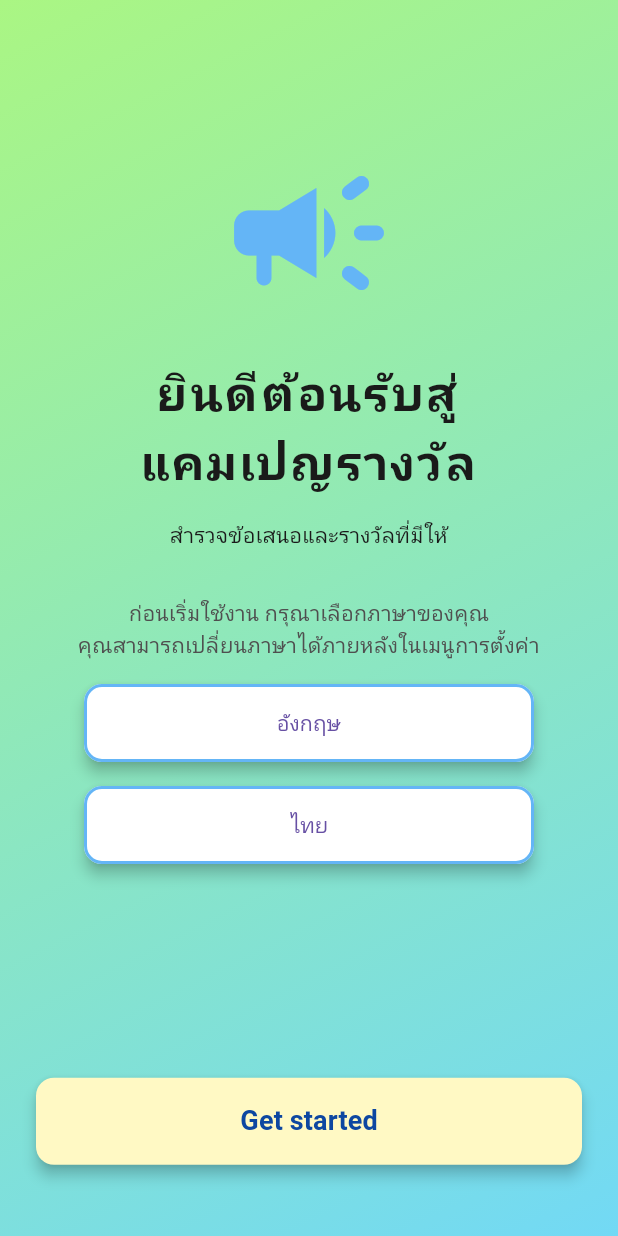
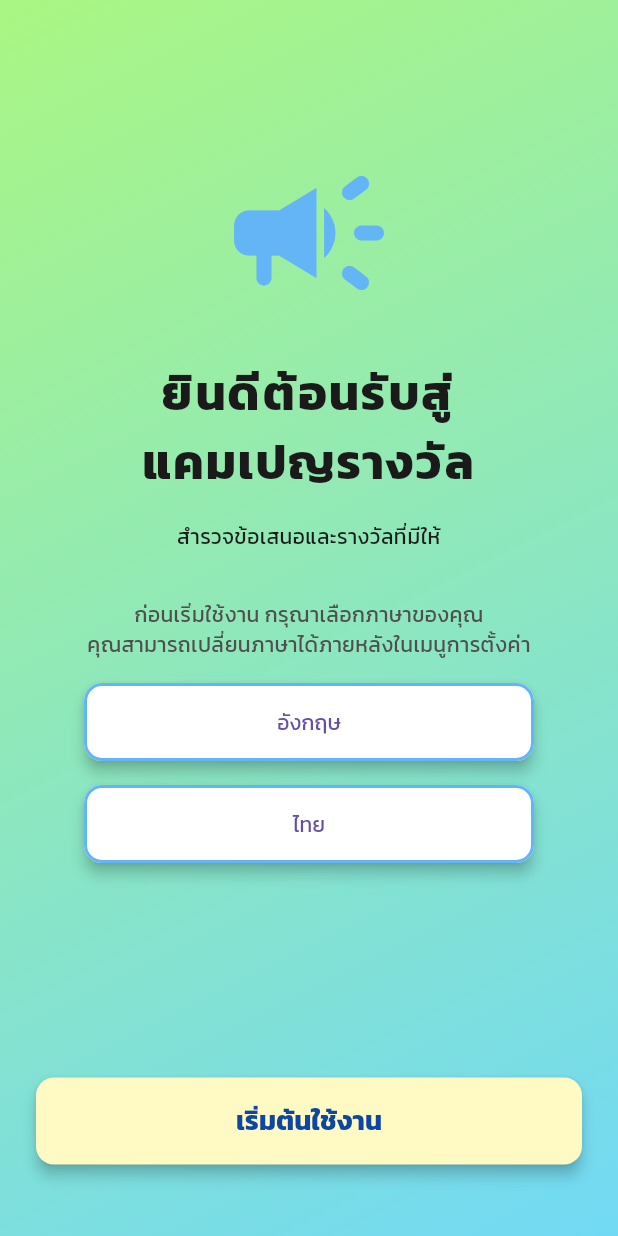
Before and after one commit to PhatnthiS/reward_campaigns, a Flutter app: the screen it shows after launch, after a tap on "Thai", on a phone screen of 412 x 824 dp. Run offline on Flutter 3.47's test engine with Material 3 defaults, Android fonts, the phone set to English and light mode, and no system bars; our stand-ins replace go_router.

Commit message:
Add custom fonts

```diff
--- a/lib/core/localization/app_localizations_th.dart
+++ b/lib/core/localization/app_localizations_th.dart
@@ -22,7 +22,7 @@ class AppLocalizationsTh extends AppLocalizations {
       'คุณสามารถเปลี่ยนภาษาได้ภายหลังในเมนูการตั้งค่า';
 
   @override
-  String get getStarted => 'Get started';
+  String get getStarted => 'เริ่มต้นใช้งาน';
 
   @override
   String get english => 'อังกฤษ';
--- a/lib/core/localization/app_th.arb
+++ b/lib/core/localization/app_th.arb
@@ -3,7 +3,7 @@
   "welcomeSubtitle": "สำรวจข้อเสนอและรางวัลที่มีให้",
   "welcomeRemark": "ก่อนเริ่มใช้งาน กรุณาเลือกภาษาของคุณ",
   "welcomeRemarkSubtitle": "คุณสามารถเปลี่ยนภาษาได้ภายหลังในเมนูการตั้งค่า",
-  "get_started": "เริ่มต้นใช้งาน",
+  "getStarted": "เริ่มต้นใช้งาน",
   "english": "อังกฤษ",
   "thai": "ไทย"
 }
--- a/lib/main.dart
+++ b/lib/main.dart
@@ -24,7 +24,7 @@
       title: AppConstants.appTitle,
       locale: context.locale,
       routerConfig: router,
-      theme: ThemeData(primarySwatch: Colors.indigo),
+      theme: ThemeData(fontFamily: 'Kanit'),
       localizationsDelegates: AppLocalizations.localizationsDelegates,
       supportedLocales: AppLocalizations.supportedLocales,
     );
```
Also changed, not shown: pubspec.yaml (+8 -1 lines), assets/fonts/Kanit-Bold.ttf (added), assets/fonts/Kanit-Italic.ttf (added), assets/fonts/Kanit-Regular.ttf (added).
